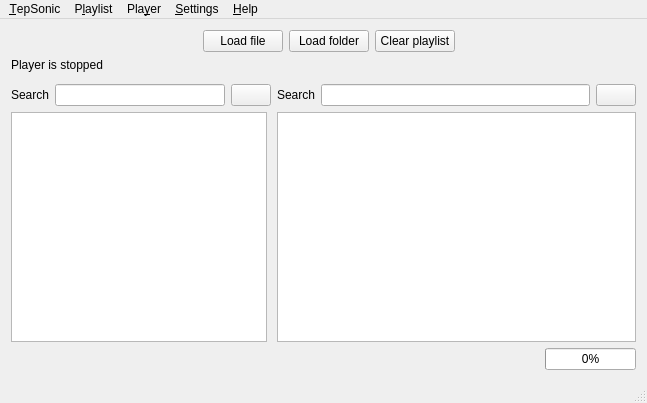
Above: mainwindow.ui from danvratil/TepSonic before the change. Below: the same form after it.
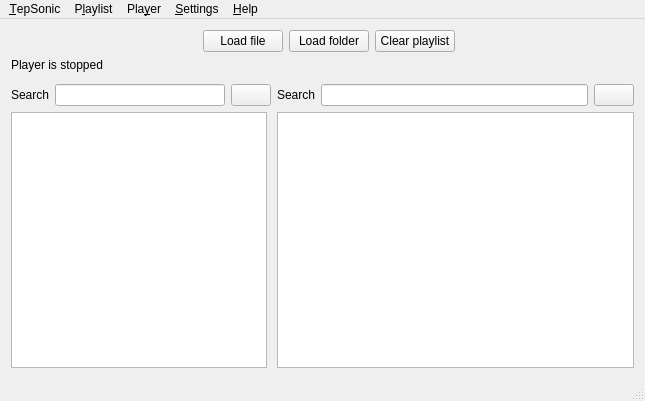
That is the form after the change. Icons and pictures are not drawn. Custom widgets are drawn as their Qt base class.

Commit message: Use only MainWindow's statusBar for displaying all kinds of informations

The edit to the form file:
```diff
--- a/mainwindow.ui
+++ b/mainwindow.ui
@@ -6,8 +6,8 @@
    <rect>
     <x>0</x>
     <y>0</y>
-    <width>647</width>
-    <height>403</height>
+    <width>645</width>
+    <height>401</height>
    </rect>
   </property>
   <property name="sizePolicy">
@@ -354,43 +354,6 @@
       </item>
      </layout>
     </item>
-    <item>
-     <layout class="QHBoxLayout" name="actionPanelLayout">
-      <item>
-       <spacer name="horizontalSpacer_3">
-        <property name="orientation">
-         <enum>Qt::Horizontal</enum>
-        </property>
-        <property name="sizeHint" stdset="0">
-         <size>
-          <width>40</width>
-          <height>20</height>
-         </size>
-        </property>
-       </spacer>
-      </item>
-      <item>
-       <widget class="QLabel" name="actionLabel">
-        <property name="text">
-         <string/>
-        </property>
-       </widget>
-      </item>
-      <item>
-       <widget class="QProgressBar" name="actionProgress">
-        <property name="sizePolicy">
-         <sizepolicy hsizetype="Fixed" vsizetype="Fixed">
-          <horstretch>0</horstretch>
-          <verstretch>0</verstretch>
-         </sizepolicy>
-        </property>
-        <property name="value">
-         <number>0</number>
-        </property>
-       </widget>
-      </item>
-     </layout>
-    </item>
    </layout>
   </widget>
   <widget class="QMenuBar" name="menuBar">
@@ -398,7 +361,7 @@
     <rect>
      <x>0</x>
      <y>0</y>
-     <width>647</width>
+     <width>645</width>
      <height>20</height>
     </rect>
    </property>
@@ -800,6 +763,11 @@
    <extends>QTreeView</extends>
    <header location="global">collectionbrowser.h</header>
   </customwidget>
+  <customwidget>
+   <class>StatusBar</class>
+   <extends>QStatusBar</extends>
+   <header location="global">statusbar.h</header>
+  </customwidget>
  </customwidgets>
  <tabstops>
   <tabstop>previousTrackButton</tabstop>
```
Left out of the diff: 48 changed lines with no effect on the pictures. The commit also changes 5 other files.
